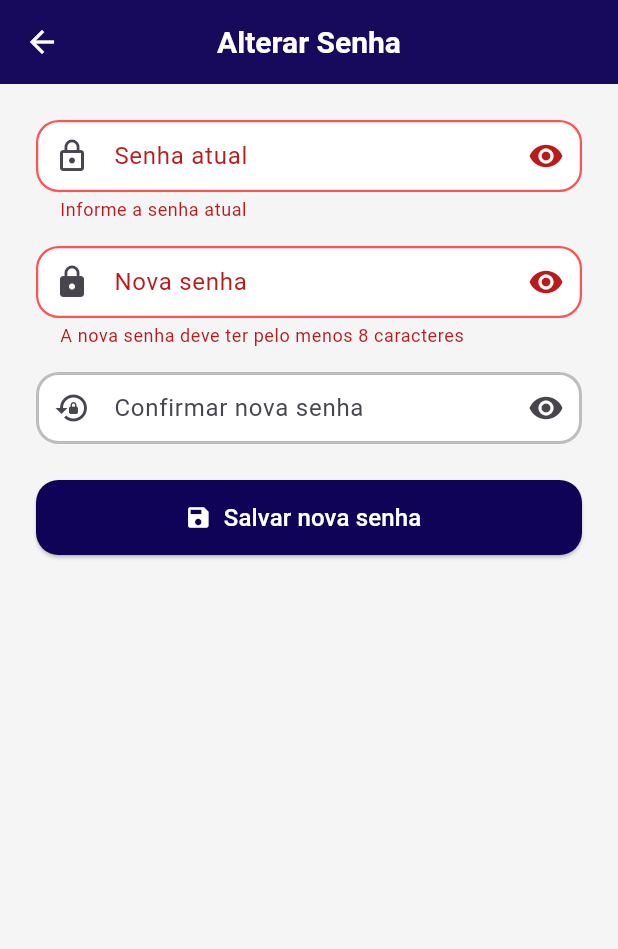
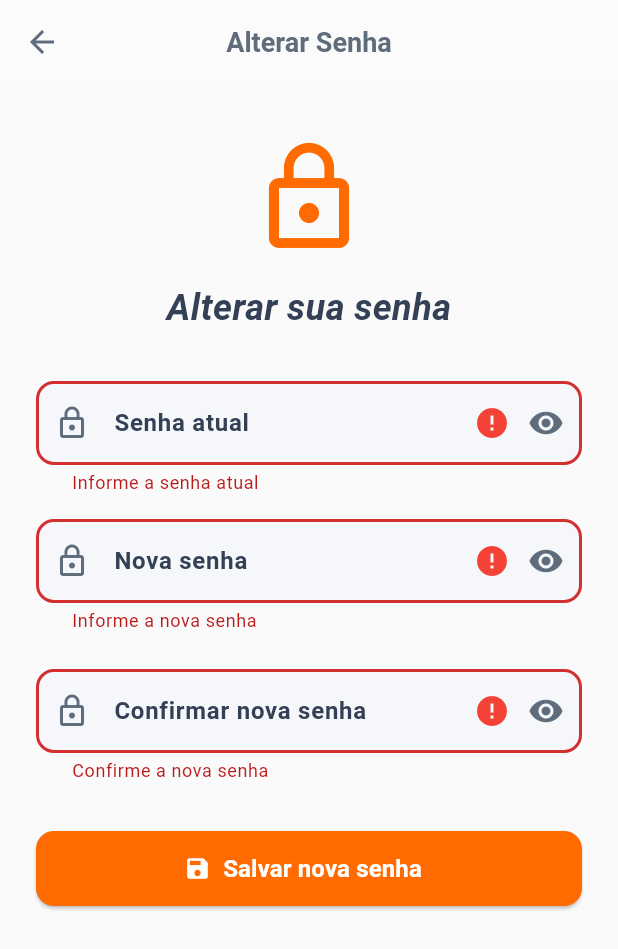
Before and after one commit to alefluciano10/loja-online-unicesumar, a Flutter app: the ChangePasswordPage screen opened by its route, after a tap on "Salvar nova senha", on a phone screen of 412 x 824 dp. Shown: the top 949 px of the screen. Run offline on Flutter 3.47's test engine with Material 3 defaults, Android fonts, the phone set to English and light mode, and no system bars; our stand-ins replace animate_do, cached_network_image, carousel_slider, flutter_easyloading, get, get_storage and 3 more; missing offline and left inert: add_to_cart_animation, flutter_masked_text3; accounts and stored records are empty; network calls fail.

Commit message:
Melhorias na tela de alteração de senha

```diff
--- a/lib/controllers/auth_controller.dart
+++ b/lib/controllers/auth_controller.dart
@@ -119,17 +119,6 @@ class AuthController extends GetxController {
       await userController.userRepository.saveUser(updatedUser);
       box.write('usuario', jsonEncode(updatedUser.toJson()));
 
-      Get.snackbar(
-        'Sucesso',
-        'Senha alterada com sucesso.',
-        colorText: Colors.white,
-        backgroundColor: Colors.black87,
-        snackPosition: SnackPosition.TOP,
-        margin: const EdgeInsets.all(16),
-        borderRadius: 12,
-        icon: const Icon(Icons.logout, color: Colors.white),
-        duration: const Duration(seconds: 3),
-      );
       return true;
     } catch (e) {
       erro.value = 'Erro ao trocar a senha';
--- /dev/null
+++ b/lib/custom/change_password_text_form_field.dart
@@ -0,0 +1,108 @@
+import 'package:flutter/material.dart';
+import 'package:get/get.dart';
+
+class CustomPasswordField extends StatelessWidget {
+  final String label;
+  final TextEditingController controller;
+  final FocusNode focusNode;
+  final RxString error;
+  final RxBool valid;
+  final bool showPassword;
+  final VoidCallback onToggle;
+  final TextInputAction textInputAction;
+  final Function(String)? onFieldSubmitted;
+
+  const CustomPasswordField({
+    super.key,
+    required this.label,
+    required this.controller,
+    required this.focusNode,
+    required this.error,
+    required this.valid,
+    required this.showPassword,
+    required this.onToggle,
+    this.textInputAction = TextInputAction.next,
+    this.onFieldSubmitted,
+  });
+
+  @override
+  Widget build(BuildContext context) {
+    const baseColor = Color(0xFF5F6C7B);
+
+    Widget suffixIcons() {
+      return Row(
+        mainAxisSize: MainAxisSize.min,
+        children: [
+          Obx(() {
+            if (error.value.isNotEmpty) {
+              return const Icon(Icons.error, color: Colors.red);
+            } else if (valid.value) {
+              return const Icon(Icons.check_circle, color: Colors.green);
+            }
+            return const SizedBox.shrink();
+          }),
+          Tooltip(
+            message: showPassword ? 'Ocultar senha' : 'Mostrar senha',
+            child: IconButton(
+              icon: Icon(
+                showPassword ? Icons.visibility_off : Icons.visibility,
+                color: baseColor,
+              ),
+              onPressed: onToggle,
+              splashRadius: 22,
+            ),
+          ),
+        ],
+      );
+    }
+
+    return Obx(
+      () => TextFormField(
+        controller: controller,
+        focusNode: focusNode,
+        obscureText: !showPassword,
+        textInputAction: textInputAction,
+        onFieldSubmitted: onFieldSubmitted,
+        decoration: InputDecoration(
+          filled: true,
+          fillColor: const Color(0xFFF5F7FA),
+          labelText: label,
+          labelStyle: const TextStyle(
+            color: Color(0xFF344055),
+            fontSize: 16,
+            fontWeight: FontWeight.w600,
+          ),
+          prefixIcon: const Icon(Icons.lock_outline, color: Color(0xFF5F6C7B)),
+          suffixIcon: suffixIcons(),
+          contentPadding: const EdgeInsets.symmetric(
+            vertical: 16,
+            horizontal: 20,
+          ),
+          enabledBorder: OutlineInputBorder(
+            borderRadius: BorderRadius.circular(12),
+            borderSide: BorderSide(color: Colors.grey.shade300, width: 1.8),
+          ),
+          focusedBorder: OutlineInputBorder(
+            borderRadius: BorderRadius.circular(12),
+            borderSide: const BorderSide(color: Colors.indigo, width: 2),
+          ),
+          errorBorder: OutlineInputBorder(
+            borderRadius: BorderRadius.circular(12),
+            borderSide: BorderSide(color: Colors.red.shade700, width: 2),
+          ),
+          focusedErrorBorder: OutlineInputBorder(
+            borderRadius: BorderRadius.circular(12),
+            borderSide: BorderSide(color: Colors.red.shade700, width: 2.5),
+          ),
+          errorText: error.value.isNotEmpty ? error.value : null,
+          hintText: label,
+          hintStyle: const TextStyle(
+            color: Color(0xFFA0AAB4),
+            fontSize: 14,
+            fontStyle: FontStyle.italic,
+          ),
+        ),
+      ),
+    );
+  }
+}
--- a/lib/custom/custom.dart
+++ b/lib/custom/custom.dart
@@ -3,3 +3,4 @@ export 'sucess_dialog.dart';
 export 'sign_up_text_form_field.dart';
 export 'custom_animation.dart';
 export 'login_text_form_field.dart';
+export 'change_password_text_form_field.dart';
--- a/lib/views/user/ChangePasswordPage.dart
+++ b/lib/views/user/ChangePasswordPage.dart
@@ -1,6 +1,7 @@
 import 'package:flutter/material.dart';
 import 'package:get/get.dart';
 import '../../../controllers/controllers.dart';
+import '../../../custom/custom.dart';
 
 class ChangePasswordPage extends StatefulWidget {
   const ChangePasswordPage({super.key});
@@ -17,186 +18,372 @@ class _ChangePasswordPageState extends State<ChangePasswordPage> {
   final newPasswordController = TextEditingController();
   final confirmPasswordController = TextEditingController();
 
-  // Visibilidade das senhas
+  final oldPasswordFocus = FocusNode();
+  final newPasswordFocus = FocusNode();
+  final confirmPasswordFocus = FocusNode();
+
+  final oldPasswordError = ''.obs;
+  final oldPasswordValid = false.obs;
+
+  final newPasswordError = ''.obs;
+  final newPasswordValid = false.obs;
+
+  final confirmPasswordError = ''.obs;
+  final confirmPasswordValid = false.obs;
+
   bool showOld = false;
   bool showNew = false;
   bool showConfirm = false;
+  bool formSubmitted = false;
+
+  @override
+  void initState() {
+    super.initState();
+
+    oldPasswordFocus.addListener(() {
+      if (oldPasswordFocus.hasFocus) {
+        oldPasswordError.value = '';
+        oldPasswordValid.value = false;
+      } else {
+        _validateOldPassword();
+      }
+    });
+
+    newPasswordFocus.addListener(() {
+      if (newPasswordFocus.hasFocus) {
+        newPasswordError.value = '';
+        newPasswordValid.value = false;
+      } else {
+        _validateNewPassword();
+        _validateConfirmPassword();
+      }
+    });
+
+    confirmPasswordFocus.addListener(() {
+      if (confirmPasswordFocus.hasFocus) {
+        confirmPasswordError.value = '';
+        confirmPasswordValid.value = false;
+      } else {
+        _validateConfirmPassword();
+      }
+    });
+
+    newPasswordController.addListener(() {
+      setState(() {}); // Atualiza barra de força da senha
+      if (!confirmPasswordFocus.hasFocus) {
+        _validateConfirmPassword();
+      }
+    });
+  }
+
+  int _passwordStrength(String password) {
+    int strength = 0;
+
+    if (password.length >= 8) strength++;
+    if (RegExp(r'[A-Z]').hasMatch(password)) strength++;
+    if (RegExp(r'[0-9]').hasMatch(password)) strength++;
+    if (RegExp(r'[!@#$%^&*(),.?":{}|<>]').hasMatch(password)) strength++;
+
+    return strength;
+  }
+
+  Color _strengthColor(int strength) {
+    switch (strength) {
+      case 0:
+      case 1:
+        return Colors.red;
+      case 2:
+        return Colors.orange;
+      case 3:
+        return Colors.yellow.shade700;
+      case 4:
+        return Colors.green;
+      default:
+        return Colors.grey;
+    }
+  }
+
+  String _strengthText(int strength) {
+    switch (strength) {
+      case 0:
+      case 1:
+        return 'Senha fraca';
+      case 2:
+        return 'Senha média';
+      case 3:
+        return 'Senha boa';
+      case 4:
+        return 'Senha forte';
+      default:
+        return '';
+    }
+  }
+
+  Widget _passwordStrengthBar() {
+    final password = newPasswordController.text.trim();
+    final strength = _passwordStrength(password);
+    final color = _strengthColor(strength);
+    final text = _strengthText(strength);
+
+    if (password.isEmpty) return const SizedBox.shrink();
+
+    return Column(
+      crossAxisAlignment: CrossAxisAlignment.start,
+      children: [
+        LinearProgressIndicator(
+          value: strength / 4,
+          backgroundColor: Colors.grey.shade300,
+          color: color,
+          minHeight: 6,
+        ),
+        const SizedBox(height: 6),
+        Text(
+          text,
+          style: TextStyle(
+            color: color,
+            fontWeight: FontWeight.w600,
+            fontSize: 14,
+          ),
+        ),
+      ],
+    );
+  }
+
+  void _validateOldPassword() {
+    final value = oldPasswordController.text.trim();
+
+    if (value.isEmpty) {
+      oldPasswordError.value = formSubmitted ? 'Informe a senha atual' : '';
+      oldPasswordValid.value = false;
+    } else {
+      oldPasswordError.value = '';
+      oldPasswordValid.value = true;
+    }
+  }
+
+  void _validateNewPassword() {
+    final value = newPasswordController.text.trim();
+
+    if (value.isEmpty) {
+      newPasswordError.value = formSubmitted ? 'Informe a nova senha' : '';
+      newPasswordValid.value = false;
+    } else if (value.length < 8) {
+      newPasswordError.value = 'A nova senha deve ter pelo menos 8 caracteres';
+      newPasswordValid.value = false;
+    } else {
+      newPasswordError.value = '';
+      newPasswordValid.value = true;
+    }
+  }
+
+  void _validateConfirmPassword() {
+    final value = confirmPasswordController.text.trim();
+
+    if (value.isEmpty) {
+      confirmPasswordError.value = formSubmitted ? 'Confirme a nova senha' : '';
+      confirmPasswordValid.value = false;
+    } else if (value != newPasswordController.text.trim()) {
+      confirmPasswordError.value = 'As senhas não coincidem';
+      confirmPasswordValid.value = false;
+    } else {
+      confirmPasswordError.value = '';
+      confirmPasswordValid.value = true;
+    }
+  }
 
   @override
   void dispose() {
     oldPasswordController.dispose();
     newPasswordController.dispose();
     confirmPasswordController.dispose();
+
+    oldPasswordFocus.dispose();
+    newPasswordFocus.dispose();
+    confirmPasswordFocus.dispose();
+
     super.dispose();
   }
 
   Future<void> _submit() async {
-    if (!_formKey.currentState!.validate()) return;
+    setState(() {
+      formSubmitted = true;
+    });
+
+    _validateOldPassword();
+    _validateNewPassword();
+    _validateConfirmPassword();
+
+    if (!oldPasswordValid.value ||
+        !newPasswordValid.value ||
+        !confirmPasswordValid.value) {
+      return;
+    }
 
     final success = await authController.changePassword(
-      oldPassword: oldPasswordController.text,
-      newPassword: newPasswordController.text,
+      oldPassword: oldPasswordController.text.trim(),
+      newPassword: newPasswordController.text.trim(),
     );
 
     if (success) {
-      Get.snackbar(
-        'Sucesso',
-        'Senha alterada com sucesso!',
-        colorText: Colors.white,
-        backgroundColor: Colors.green,
-        icon: const Icon(Icons.check_circle, color: Colors.white),
-        snackPosition: SnackPosition.TOP,
-        duration: const Duration(seconds: 3),
-        margin: const EdgeInsets.all(16),
+      showDialog(
+        context: context,
+        barrierDismissible: false,
+        builder: (_) => SuccessDialog(
+          title: 'Senha alterada',
+          subtitle:
+              'Sua senha foi atualizada com sucesso.\nFaça login novamente.',
+          buttonLabel: 'OK',
+          onConfirm: () {
+            Navigator.of(context).pop();
+            authController.logout();
+            Get.offAllNamed('/login');
+          },
+        ),
       );
-      Get.back();
     } else {
-      Get.snackbar(
-        'Erro',
-        authController.erro.value,
-        colorText: Colors.white,
-        backgroundColor: Colors.red,
-        icon: const Icon(Icons.error_outline, color: Colors.white),
-        snackPosition: SnackPosition.TOP,
-        duration: const Duration(seconds: 3),
-        margin: const EdgeInsets.all(16),
+      showDialog(
+        context: context,
+        builder: (_) => ErrorDialog(
+          title: 'Erro ao alterar senha',
+          subtitle: authController.erro.value,
+          buttonLabel: 'Tentar novamente',
+          onConfirm: () => Navigator.of(context).pop(),
+        ),
       );
     }
   }
 
-  InputDecoration _inputDecoration(
-    String label,
-    Icon icon, {
-    required bool visible,
-    required VoidCallback onToggle,
-  }) {
-    return InputDecoration(
-      filled: true,
-      fillColor: Colors.white,
-      labelText: label,
-      hintText: label,
-      prefixIcon: icon,
-      suffixIcon: IconButton(
-        icon: Icon(visible ? Icons.visibility_off : Icons.visibility),
-        onPressed: onToggle,
-      ),
-      hintStyle: const TextStyle(
-        color: Colors.black87,
-        fontSize: 14,
-        fontStyle: FontStyle.italic,
-      ),
-      enabledBorder: OutlineInputBorder(
-        borderRadius: BorderRadius.circular(15),
-        borderSide: BorderSide(color: Colors.grey.shade400, width: 2),
-      ),
-      contentPadding: const EdgeInsets.symmetric(vertical: 12, horizontal: 12),
-      focusedBorder: const OutlineInputBorder(
-        borderRadius: BorderRadius.all(Radius.circular(15)),
-        borderSide: BorderSide(color: Color(0xFF1A237E), width: 2),
-      ),
-      errorBorder: const OutlineInputBorder(
-        borderRadius: BorderRadius.all(Radius.circular(15)),
-        borderSide: BorderSide(color: Colors.redAccent, width: 1.5),
-      ),
-      focusedErrorBorder: const OutlineInputBorder(
-        borderRadius: BorderRadius.all(Radius.circular(15)),
-        borderSide: BorderSide(color: Colors.redAccent, width: 2),
-      ),
+  Widget _buildOldPasswordField() {
+    return CustomPasswordField(
+      label: 'Senha atual',
+      controller: oldPasswordController,
+      focusNode: oldPasswordFocus,
+      error: oldPasswordError,
+      valid: oldPasswordValid,
+      showPassword: showOld,
+      onToggle: () => setState(() => showOld = !showOld),
+      textInputAction: TextInputAction.next,
+    );
+  }
+
+  Widget _buildNewPasswordField() {
+    return CustomPasswordField(
+      label: 'Nova senha',
+      controller: newPasswordController,
+      focusNode: newPasswordFocus,
+      error: newPasswordError,
+      valid: newPasswordValid,
+      showPassword: showNew,
+      onToggle: () => setState(() => showNew = !showNew),
+      textInputAction: TextInputAction.next,
+    );
+  }
+
+  Widget _buildConfirmPasswordField() {
+    return CustomPasswordField(
+      label: 'Confirmar nova senha',
+      controller: confirmPasswordController,
+      focusNode: confirmPasswordFocus,
+      error: confirmPasswordError,
+      valid: confirmPasswordValid,
+      showPassword: showConfirm,
+      onToggle: () => setState(() => showConfirm = !showConfirm),
+      textInputAction: TextInputAction.done,
+      onFieldSubmitted: (_) => _submit(),
     );
   }
 
   @override
   Widget build(BuildContext context) {
     return Scaffold(
-      appBar: AppBar(title: const Text('Alterar Senha')),
+      backgroundColor: const Color(0xFFFAFAFA),
+      appBar: AppBar(
+        backgroundColor: Colors.white,
+        elevation: 0.5,
+        iconTheme: const IconThemeData(color: Color(0xFF5F6C7B)),
+        title: const Text(
+          'Alterar Senha',
+          style: TextStyle(
+            color: Color(0xFF5F6C7B),
+            fontWeight: FontWeight.w600,
+            fontSize: 18,
+          ),
+        ),
+        centerTitle: true,
+      ),
       body: SafeArea(
-        child: Padding(
-          padding: const EdgeInsets.all(24.0),
+        child: SingleChildScrollView(
+          padding: const EdgeInsets.symmetric(horizontal: 24, vertical: 36),
           child: Form(
             key: _formKey,
+            autovalidateMode: formSubmitted
+                ? AutovalidateMode.always
+                : AutovalidateMode.disabled,
             child: Column(
               children: [
-                TextFormField(
-                  controller: oldPasswordController,
-                  obscureText: !showOld,
-                  autofillHints: const [AutofillHints.password],
-                  textInputAction: TextInputAction.next,
-                  decoration: _inputDecoration(
-                    'Senha atual',
-                    const Icon(Icons.lock_outline),
-                    visible: showOld,
-                    onToggle: () => setState(() => showOld = !showOld),
-                  ),
-                  validator: (value) {
-                    if (value == null || value.isEmpty) {
-                      return 'Informe a senha atual';
-                    }
-                    return null;
-                  },
+                const Icon(
+                  Icons.lock_outline,
+                  size: 80,
+                  color: Color(0xFFFF6B00),
                 ),
                 const SizedBox(height: 16),
-                TextFormField(
-                  controller: newPasswordController,
-                  obscureText: !showNew,
-                  autofillHints: const [AutofillHints.newPassword],
-                  textInputAction: TextInputAction.next,
-                  decoration: _inputDecoration(
-                    'Nova senha',
-                    const Icon(Icons.lock),
-                    visible: showNew,
-                    onToggle: () => setState(() => showNew = !showNew),
+                const Text(
+                  'Alterar sua senha',
+                  style: TextStyle(
+                    fontSize: 24,
+                    fontWeight: FontWeight.bold,
+                    color: Color(0xFF344055),
+                    fontStyle: FontStyle.italic,
                   ),
-                  validator: (value) {
-                    if (value == null || value.length < 8) {
-                      return 'A nova senha deve ter pelo menos 8 caracteres';
-                    }
-                    return null;
-                  },
                 ),
+                const SizedBox(height: 32),
+
+                _buildOldPasswordField(),
                 const SizedBox(height: 16),
-                TextFormField(
-                  controller: confirmPasswordController,
-                  obscureText: !showConfirm,
-                  textInputAction: TextInputAction.done,
-                  onFieldSubmitted: (_) => _submit(),
-                  decoration: _inputDecoration(
-                    'Confirmar nova senha',
-                    const Icon(Icons.lock_reset),
-                    visible: showConfirm,
-                    onToggle: () => setState(() => showConfirm = !showConfirm),
-                  ),
-                  validator: (value) {
-                    if (value != newPasswordController.text) {
-                      return 'As senhas não coincidem';
-                    }
-                    return null;
-                  },
-                ),
-                const SizedBox(height: 24),
+
+                _buildNewPasswordField(),
+                const SizedBox(height: 8),
+                _passwordStrengthBar(),
+                const SizedBox(height: 16),
+
+                _buildConfirmPasswordField(),
+                const SizedBox(height: 32),
+
                 Obx(
-                  () => ElevatedButton.icon(
-                    icon: const Icon(Icons.save, color: Colors.white),
-                    label: authController.carregando.value
+                  () => SizedBox(
+                    width: double.infinity,
+                    height: 50,
+                    child: ElevatedButton.icon(
+                      icon: authController.carregando.value
                           ? const SizedBox(
-                            height: 20,
-                            width: 20,
+                              width: 22,
+                              height: 22,
                               child: CircularProgressIndicator(
+                                strokeWidth: 2,
                                 color: Colors.white,
-                              strokeWidth: 2,
                               ),
                             )
+                          : const Icon(Icons.save, color: Colors.white),
+                      label: authController.carregando.value
+                          ? const SizedBox.shrink()
                           : const Text(
                               'Salvar nova senha',
-                            style: TextStyle(color: Colors.white, fontSize: 16),
+                              style: TextStyle(
+                                fontSize: 16,
+                                fontWeight: FontWeight.w600,
+                                color: Colors.white,
+                              ),
                             ),
                       style: ElevatedButton.styleFrom(
-                      minimumSize: const Size(double.infinity, 50),
-                      backgroundColor: const Color.fromARGB(255, 15, 3, 88),
+                        backgroundColor: const Color(0xFFFF6B00),
                         shape: RoundedRectangleBorder(
-                        borderRadius: BorderRadius.circular(15),
+                          borderRadius: BorderRadius.circular(12),
                         ),
                       ),
-                    onPressed: authController.carregando.value ? null : _submit,
+                      onPressed: authController.carregando.value
+                          ? null
+                          : _submit,
+                    ),
                   ),
                 ),
               ],
```
Lines whose indentation alone changed are shown as unchanged.
